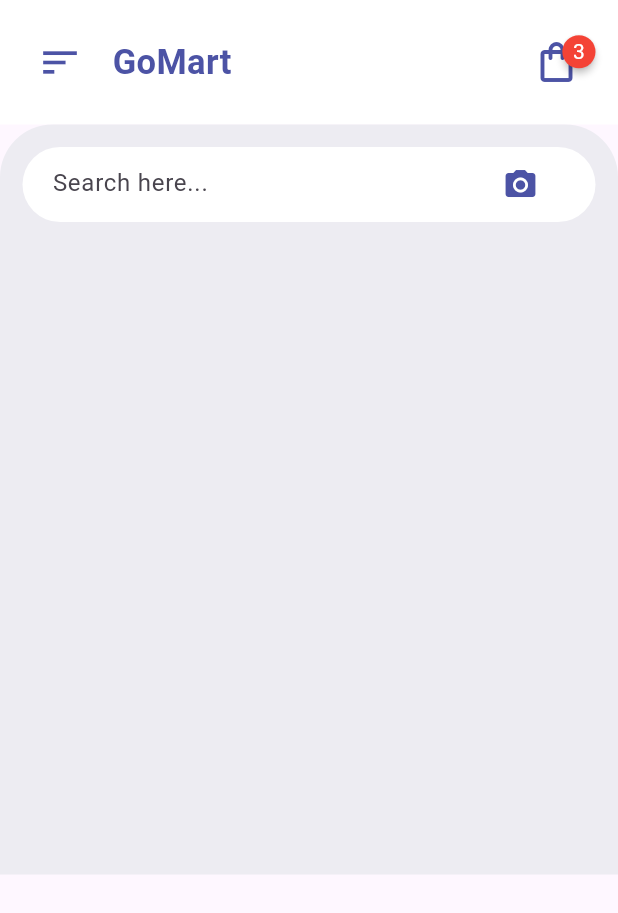
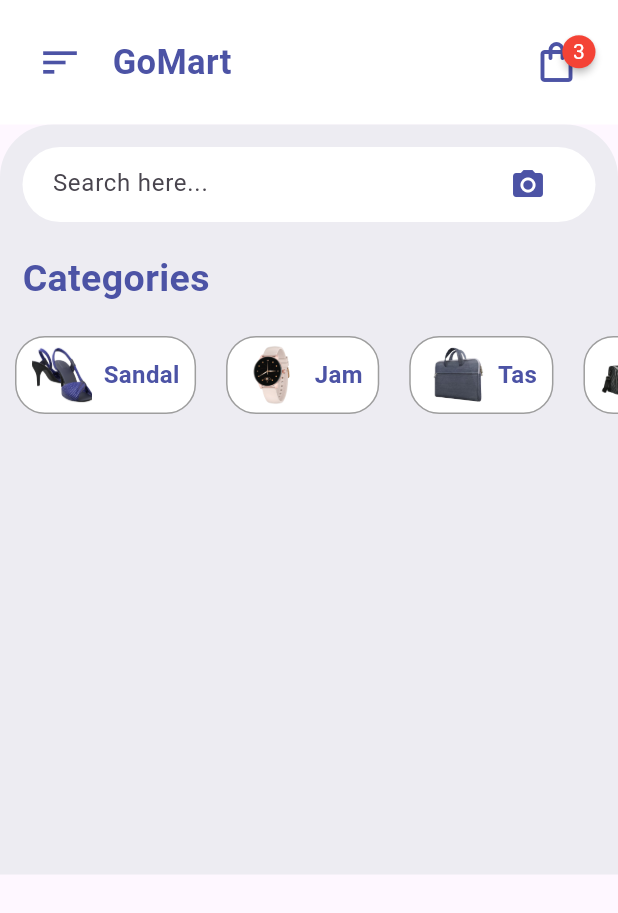
Before and after one commit to ricofrijayaspane/gomart-flutter, a Flutter app: the screen it shows after launch, on a phone screen of 412 x 824 dp. Shown: the top 913 px of the screen. Run offline on Flutter 3.47's test engine with Material 3 defaults, Android fonts, the phone set to English and light mode, and no system bars; drawn by our look-alikes of badges; our stand-ins replace get.

Commit message:
feat: add dynamic category selection

```diff
--- /dev/null
+++ b/lib/controllers/category_controller.dart
@@ -0,0 +1,23 @@
+import 'package:get/get.dart';
+import '../models/category_model.dart';
+
+class CategoryController extends GetxController {
+  //Daftar Kategori
+  final categories = <Category>[
+    Category(name: "Sandal", image: "assets/images/categories-1.png"),
+    Category(name: "Jam", image: "assets/images/categories-2.png"),
+    Category(name: "Tas", image: "assets/images/categories-3.png"),
+    Category(name: "Kemeja", image: "assets/images/categories-4.png"),
+    Category(name: "Kaos", image: "assets/images/categories-5.png"),
+    Category(name: "Celana", image: "assets/images/categories-6.png"),
+    Category(name: "Gelang", image: "assets/images/categories-7.png"),
+  ].obs;
+
+  //Kategori Terpilih
+  var selectedCategory = "".obs;
+
+  //Memilih Kategori
+  void selectCategory(String categoryName) {
+    selectedCategory.value = categoryName;
+  }
+}
--- /dev/null
+++ b/lib/models/category_model.dart
@@ -0,0 +1,9 @@
+class Category {
+  final String name;
+  final String image;
+
+  Category({
+    required this.name,
+    required this.image,
+  });
+}
--- a/lib/pages/home_page.dart
+++ b/lib/pages/home_page.dart
@@ -1,5 +1,6 @@
 import 'package:flutter/material.dart';
 import 'package:gomart/customs/app_colors.dart';
+import 'package:gomart/widgets/category_widget.dart';
 import 'package:gomart/widgets/home_appbar.dart';
 
 class HomePage extends StatelessWidget {
@@ -34,7 +35,7 @@
                   child: Row(
                     children: [
                       Container(
-                        margin: EdgeInsets.only(left: 5),
+                        margin: EdgeInsets.symmetric(horizontal: 5),
                         height: 50,
                         width: 300,
                         child: TextField(
@@ -50,6 +51,19 @@
                     ],
                   ),
                 ),
+                Container(
+                  alignment: Alignment.centerLeft,
+                  margin: EdgeInsets.symmetric(horizontal: 15, vertical: 20),
+                  child: Text(
+                    'Categories',
+                    style: TextStyle(
+                      color: AppColors.primary,
+                      fontWeight: FontWeight.bold,
+                      fontSize: 25,
+                    ),
+                  ),
+                ),
+                CategoryWidget(),
               ],
             ),
           ),
--- /dev/null
+++ b/lib/widgets/category_widget.dart
@@ -0,0 +1,63 @@
+import 'package:flutter/material.dart';
+import 'package:get/get.dart';
+import 'package:gomart/customs/app_colors.dart';
+import 'package:gomart/controllers/category_controller.dart';
+import 'package:gomart/models/category_model.dart';
+
+class CategoryWidget extends StatelessWidget {
+  CategoryWidget({super.key});
+
+  final CategoryController categoryController = Get.put(CategoryController());
+
+  @override
+  Widget build(BuildContext context) {
+    return Obx(() {
+      return SingleChildScrollView(
+        scrollDirection: Axis.horizontal,
+        child: Row(
+          children: categoryController.categories.map((Category category) {
+            bool isSelected =
+                categoryController.selectedCategory.value == category.name;
+            return GestureDetector(
+              onTap: () => categoryController.selectCategory(category.name),
+              child: Container(
+                margin: EdgeInsets.symmetric(horizontal: 10),
+                padding: EdgeInsets.symmetric(horizontal: 10, vertical: 5),
+                decoration: BoxDecoration(
+                  color: isSelected ? AppColors.primary : Colors.white,
+                  borderRadius: BorderRadius.circular(20),
+                  border: Border.all(
+                      color: isSelected ? AppColors.primary : Colors.grey),
+                ),
+                child: Row(
+                  crossAxisAlignment: CrossAxisAlignment.center,
+                  children: [
+                    Container(
+                      width: 40,
+                      height: 40,
+                      decoration: BoxDecoration(
+                        image: DecorationImage(
+                          image: AssetImage(category.image),
+                          fit: BoxFit.cover,
+                        ),
+                      ),
+                    ),
+                    SizedBox(width: 8),
+                    Text(
+                      category.name,
+                      style: TextStyle(
+                        fontWeight: FontWeight.bold,
+                        fontSize: 16,
+                        color: isSelected ? Colors.white : AppColors.primary,
+                      ),
+                    ),
+                  ],
+                ),
+              ),
+            );
+          }).toList(),
+        ),
+      );
+    });
+  }
+}
```
Also changed, not shown: assets/images/categories-1.png (added), assets/images/categories-2.png (added), assets/images/categories-3.png (added), assets/images/categories-4.png (added), assets/images/categories-5.png (added), assets/images/categories-6.png (added), assets/images/categories-7.png (added).
